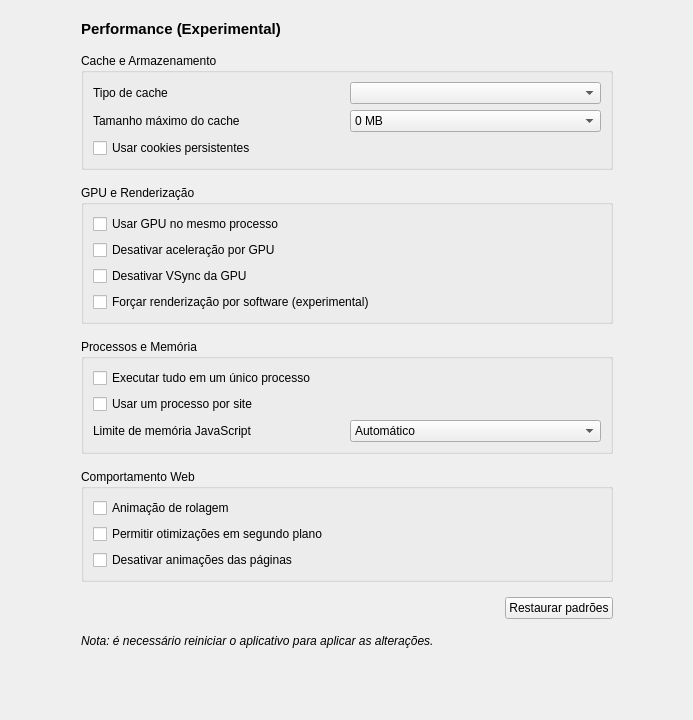
Old version of the form zapzap/ui/ui_page_performance.ui in the repository rafatosta/zapzap.
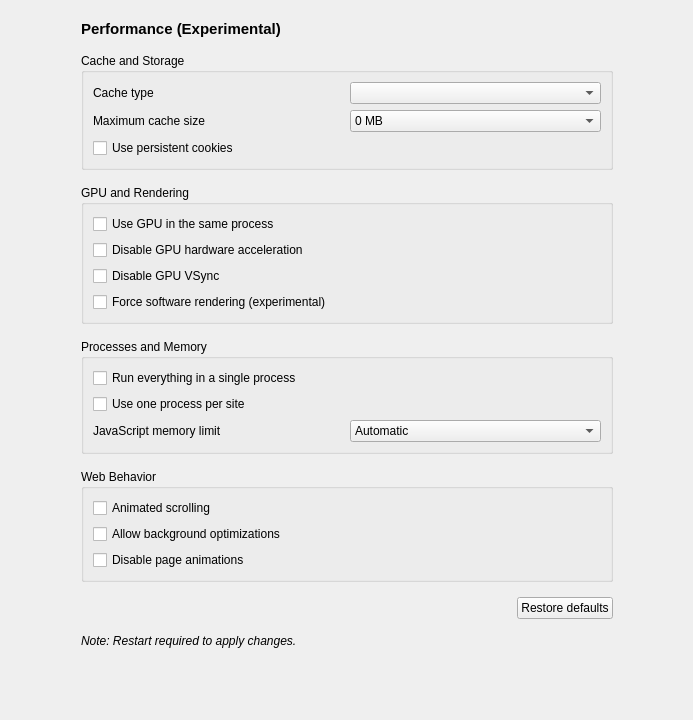
New version of the form.

Commit message: Translate ui and controller strings for performance and customizations

Patch:
```diff
--- a/zapzap/ui/ui_page_performance.ui
+++ b/zapzap/ui/ui_page_performance.ui
@@ -70,13 +70,13 @@
         <item>
          <widget class="QGroupBox" name="group_cache">
           <property name="title">
-           <string>Cache e Armazenamento</string>
+           <string>Cache and Storage</string>
           </property>
           <layout class="QGridLayout" name="grid_cache">
            <item row="0" column="0">
             <widget class="QLabel">
              <property name="text">
-              <string>Tipo de cache</string>
+              <string>Cache type</string>
              </property>
             </widget>
            </item>
@@ -87,7 +87,7 @@
            <item row="1" column="0">
             <widget class="QLabel">
              <property name="text">
-              <string>Tamanho máximo do cache</string>
+              <string>Maximum cache size</string>
              </property>
             </widget>
            </item>
@@ -103,7 +103,7 @@
            <item row="2" column="0" colspan="2">
             <widget class="QCheckBox" name="persistent_cookies">
              <property name="text">
-              <string>Usar cookies persistentes</string>
+              <string>Use persistent cookies</string>
              </property>
             </widget>
            </item>
@@ -115,13 +115,37 @@
         <item>
          <widget class="QGroupBox" name="group_gpu">
           <property name="title">
-           <string>GPU e Renderização</string>
+           <string>GPU and Rendering</string>
           </property>
           <layout class="QVBoxLayout">
-           <item><widget class="QCheckBox" name="in_process_gpu"><property name="text"><string>Usar GPU no mesmo processo</string></property></widget></item>
-           <item><widget class="QCheckBox" name="disable_gpu"><property name="text"><string>Desativar aceleração por GPU</string></property></widget></item>
-           <item><widget class="QCheckBox" name="disable_gpu_vsync"><property name="text"><string>Desativar VSync da GPU</string></property></widget></item>
-           <item><widget class="QCheckBox" name="software_rendering"><property name="text"><string>Forçar renderização por software (experimental)</string></property></widget></item>
+           <item>
+            <widget class="QCheckBox" name="in_process_gpu">
+             <property name="text">
+              <string>Use GPU in the same process</string>
+             </property>
+            </widget>
+           </item>
+           <item>
+            <widget class="QCheckBox" name="disable_gpu">
+             <property name="text">
+              <string>Disable GPU hardware acceleration</string>
+             </property>
+            </widget>
+           </item>
+           <item>
+            <widget class="QCheckBox" name="disable_gpu_vsync">
+             <property name="text">
+              <string>Disable GPU VSync</string>
+             </property>
+            </widget>
+           </item>
+           <item>
+            <widget class="QCheckBox" name="software_rendering">
+             <property name="text">
+              <string>Force software rendering (experimental)</string>
+             </property>
+            </widget>
+           </item>
           </layout>
          </widget>
         </item>
@@ -130,14 +154,14 @@
         <item>
          <widget class="QGroupBox" name="group_process">
           <property name="title">
-           <string>Processos e Memória</string>
+           <string>Processes and Memory</string>
           </property>
           <layout class="QGridLayout">
 
            <item row="0" column="0" colspan="2">
             <widget class="QCheckBox" name="single_process">
              <property name="text">
-              <string>Executar tudo em um único processo</string>
+              <string>Run everything in a single process</string>
              </property>
             </widget>
            </item>
@@ -145,7 +169,7 @@
            <item row="1" column="0" colspan="2">
             <widget class="QCheckBox" name="process_per_site">
              <property name="text">
-              <string>Usar um processo por site</string>
+              <string>Use one process per site</string>
              </property>
             </widget>
            </item>
@@ -153,17 +177,29 @@
            <item row="2" column="0">
             <widget class="QLabel">
              <property name="text">
-              <string>Limite de memória JavaScript</string>
+              <string>JavaScript memory limit</string>
              </property>
             </widget>
            </item>
 
            <item row="2" column="1">
             <widget class="QComboBox" name="js_memory_limit">
-             <item><property name="text"><string>Automático</string></property><property name="userData"><number>0</number></property></item>
-             <item><property name="text"><string>Mínimo (256 MB)</string></property><property name="userData"><number>256</number></property></item>
-             <item><property name="text"><string>Padrão (1024 MB)</string></property><property name="userData"><number>1024</number></property></item>
-             <item><property name="text"><string>Máximo (4096 MB)</string></property><property name="userData"><number>4096</number></property></item>
+             <item>
+              <property name="text"><string>Automatic</string></property>
+              <property name="userData"><number>0</number></property>
+             </item>
+             <item>
+              <property name="text"><string>Minimum (256 MB)</string></property>
+              <property name="userData"><number>256</number></property>
+             </item>
+             <item>
+              <property name="text"><string>Default (1024 MB)</string></property>
+              <property name="userData"><number>1024</number></property>
+             </item>
+             <item>
+              <property name="text"><string>Maximum (4096 MB)</string></property>
+              <property name="userData"><number>4096</number></property>
+             </item>
             </widget>
            </item>
 
@@ -175,12 +211,30 @@
         <item>
          <widget class="QGroupBox" name="group_web">
           <property name="title">
-           <string>Comportamento Web</string>
+           <string>Web Behavior</string>
           </property>
           <layout class="QVBoxLayout">
-           <item><widget class="QCheckBox" name="scroll_animator"><property name="text"><string>Animação de rolagem</string></property></widget></item>
-           <item><widget class="QCheckBox" name="background_throttling"><property name="text"><string>Permitir otimizações em segundo plano</string></property></widget></item>
-           <item><widget class="QCheckBox" name="disable_animations"><property name="text"><string>Desativar animações das páginas</string></property></widget></item>
+           <item>
+            <widget class="QCheckBox" name="scroll_animator">
+             <property name="text">
+              <string>Animated scrolling</string>
+             </property>
+            </widget>
+           </item>
+           <item>
+            <widget class="QCheckBox" name="background_throttling">
+             <property name="text">
+              <string>Allow background optimizations</string>
+             </property>
+            </widget>
+           </item>
+           <item>
+            <widget class="QCheckBox" name="disable_animations">
+             <property name="text">
+              <string>Disable page animations</string>
+             </property>
+            </widget>
+           </item>
           </layout>
          </widget>
         </item>
@@ -206,7 +260,7 @@
           <item>
            <widget class="QPushButton" name="btn_restore">
             <property name="text">
-             <string>Restaurar padrões</string>
+             <string>Restore defaults</string>
             </property>
            </widget>
           </item>
@@ -220,7 +274,7 @@
            <font><italic>true</italic></font>
           </property>
           <property name="text">
-           <string>Nota: é necessário reiniciar o aplicativo para aplicar as alterações.</string>
+           <string>Note: Restart required to apply changes.</string>
           </property>
          </widget>
         </item>
```
Left out of the diff: 14 changed lines with no effect on the pictures. The commit also changes 32 other files.
